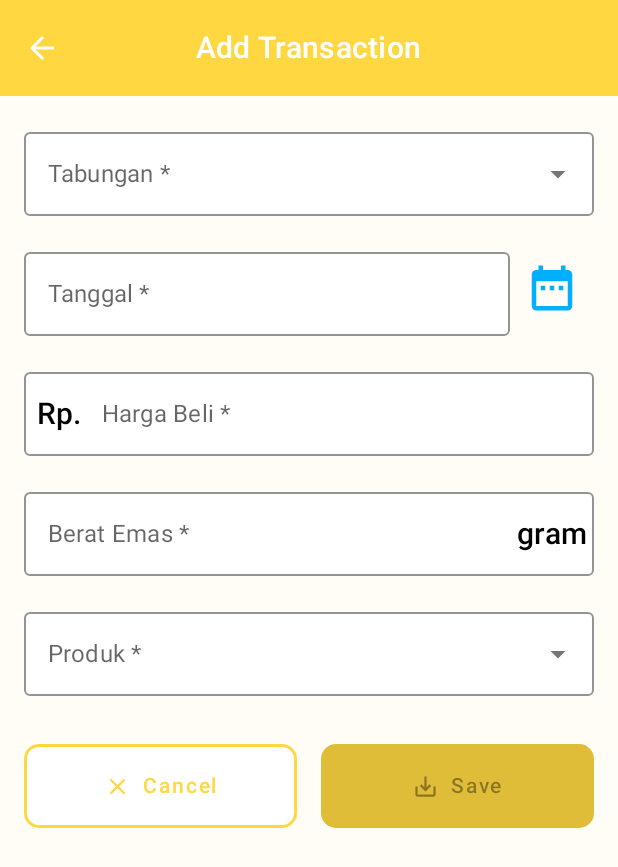
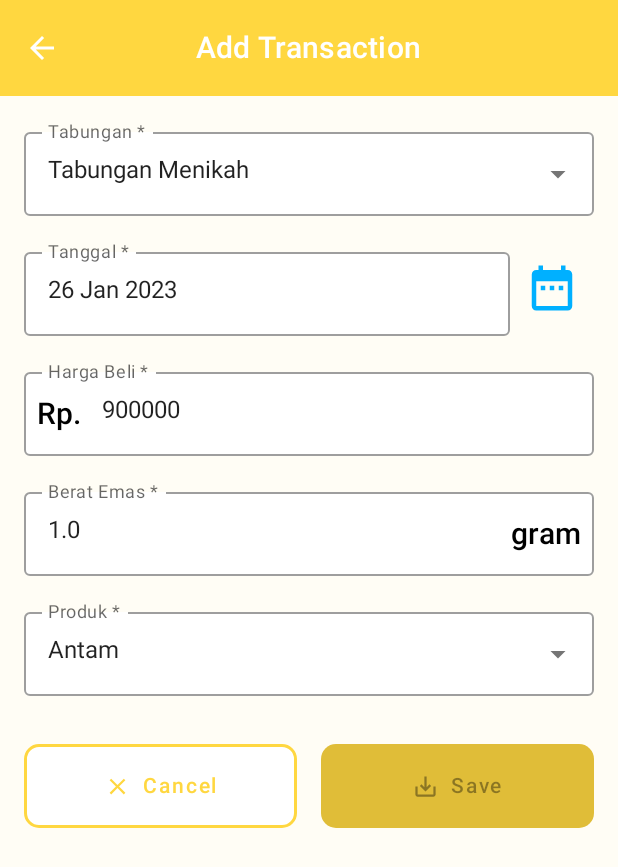
Before and after one commit to artfath/Nabung-Emas-App, an Android app built with Jetpack Compose: the @Preview function AddTransactionPreview, on a phone screen of 412 x 824 dp. Shown: the top 867 px of the screen. Run offline under Robolectric (Android 15) with nearby library versions, the phone set to English and light mode, and no system bars; libraries missing offline, so code that uses them is left out: com.vanpra.composematerialdialogs.

Commit message:
change minor add transaction screen

```diff
--- a/app/src/main/java/com/apps/nabungemas/ui/AddTransactionFragment.kt
+++ b/app/src/main/java/com/apps/nabungemas/ui/AddTransactionFragment.kt
@@ -169,7 +169,7 @@ fun AddTransactionScreen(
                 navigateUp = onNavigateUp
             )
         },
-        backgroundColor = Color(0xFFFFFDF5)
+        backgroundColor = MaterialTheme.colors.background
     )
     { innerPadding ->
         AddTransactionBody(
@@ -194,7 +194,6 @@ fun AddTransactionBody(
     onCancelClick: () -> Unit,
     onSaveClick: () -> Unit
 ) {
-
     Column(
         modifier = modifier
             .fillMaxWidth(1f)
@@ -215,10 +214,10 @@ fun AddTransactionBody(
                     .weight(1f)
                     .height(56.dp),
                 onClick = onCancelClick,
-                border = BorderStroke(2.dp, colorResource(id = R.color.yellow_500)),
+                border = BorderStroke(2.dp, MaterialTheme.colors.primary),
                 shape = RoundedCornerShape(10.dp),
                 colors = ButtonDefaults.buttonColors(
-                    contentColor = colorResource(id = R.color.yellow_500),
+                    contentColor = MaterialTheme.colors.primary,
                     backgroundColor = Color.White
                 )
             ) {
@@ -240,7 +239,7 @@ fun AddTransactionBody(
                 enabled = transactionUiState.isEntryValid,
                 shape = RoundedCornerShape(10.dp),
                 colors = ButtonDefaults.buttonColors(
-                    backgroundColor = colorResource(id = R.color.yellow_500),
+                    backgroundColor = MaterialTheme.colors.primary,
                     contentColor = Color.White
                 )
             ) {
@@ -274,12 +273,15 @@ fun InputForm(
 
     val calendar = Calendar.getInstance()
     val dateFormat = SimpleDateFormat("dd MMM yyyy", Locale.getDefault())
-
-
-//    val date = remember { mutableStateOf("") }
-
-
-
+    val datePickerDialog = DatePickerDialog(
+        context,
+        {_: DatePicker, year: Int, month: Int, day: Int ->
+            calendar.set(year, month, day)
+            onValueChange(transactionTable.copy(time = dateFormat.format(calendar.time)))
+        }, calendar.get(Calendar.YEAR),
+        calendar.get(Calendar.MONTH),
+        calendar.get(Calendar.DAY_OF_MONTH)
+    )
 
 
     ExposedDropdownMenuBox(modifier = modifier,
@@ -289,11 +291,10 @@ fun InputForm(
         OutlinedTextField(modifier = modifier.fillMaxWidth(),
             readOnly = true,
             value = transactionTable.savingCategory,
-            onValueChange = {
-//                    selectedOptionText = it
-            },
+            onValueChange = {},
             label = { Text(text = stringResource(id = R.string.category_saving)) },
-            colors = TextFieldDefaults.textFieldColors(
+            textStyle = MaterialTheme.typography.body1,
+            colors = TextFieldDefaults.outlinedTextFieldColors(
                 backgroundColor = Color.White
             ),
             trailingIcon = {
@@ -322,30 +323,8 @@ fun InputForm(
 
         }
     }
-    val datePickerDialog = DatePickerDialog(
-        context,
-        {_: DatePicker, year: Int, month: Int, day: Int ->
-            calendar.set(year, month, day)
-            onValueChange(transactionTable.copy(time = dateFormat.format(calendar.time)))
-        }, calendar.get(Calendar.YEAR),
-        calendar.get(Calendar.MONTH),
-        calendar.get(Calendar.DAY_OF_MONTH)
-    )
 
-//    val dialogDateState = rememberMaterialDialogState()
-//    MaterialDialog(dialogState = dialogDateState,
-//    buttons = {
-//        positiveButton("Ok")
-//        negativeButton("Cancel")
-//    }) {
-//        datepicker(initialDate = LocalDate.now(),
-//        title = "Select Date"){date ->
-////            val dateFormat = DateTimeFormatter.ofPattern("dd MMM yyyy", Locale.getDefault())
-////            val stringDate = dateFormat.format(date)
-//            onValueChange(transactionTable.copy(time = dateFormat.format(date)))
-//
-//        }
-//    }
+
     Row(
         modifier = modifier.padding(top = 16.dp),
         verticalAlignment = Alignment.CenterVertically
@@ -353,11 +332,12 @@ fun InputForm(
         OutlinedTextField(modifier = modifier
             .weight(1f),
             readOnly = true,
-            colors = TextFieldDefaults.textFieldColors(backgroundColor = Color.White),
+            colors = TextFieldDefaults.outlinedTextFieldColors(
+                backgroundColor = Color.White),
             value = transactionTable.time,
             label = { Text(text = stringResource(id = R.string.date)) },
+            textStyle = MaterialTheme.typography.body1,
             onValueChange = {
-//                onValueChange(transactionTable.copy(time = getTime().toString()))
             })
         IconButton(modifier = modifier.size(56.dp),
             onClick = { datePickerDialog.show() }) {
@@ -365,25 +345,22 @@ fun InputForm(
                 imageVector = ImageVector.vectorResource(id = R.drawable.ic_date),
                 contentDescription = null,
                 modifier = Modifier.size(36.dp),
-                tint = Color(0xFF00b0ff)
+                tint = colorResource(id = R.color.blue_500)
             )
 
         }
     }
 
-//        Row(
-//            modifier = modifier.padding(top = 16.dp),
-//            verticalAlignment = Alignment.CenterVertically
-//        ) {
     OutlinedTextField(modifier = modifier
         .padding(top = 16.dp)
         .fillMaxWidth(),
-        colors = TextFieldDefaults.textFieldColors(
+        colors = TextFieldDefaults.outlinedTextFieldColors(
             backgroundColor = Color.White
         ),
         keyboardOptions = KeyboardOptions(keyboardType = KeyboardType.Number),
         value = transactionTable.goldPrice,
         label = { Text(text = stringResource(id = R.string.price_hint)) },
+        textStyle = MaterialTheme.typography.body1,
         leadingIcon = {
             Text(
                 text = stringResource(id = R.string.rupiah),
@@ -392,54 +369,26 @@ fun InputForm(
             )
         },
         onValueChange = { onValueChange(transactionTable.copy(goldPrice = it)) })
-//            Box(
-//                modifier = modifier.size(56.dp),
-//                contentAlignment = Alignment.Center,
-//            ) {
-//                Text(
-//                    textAlign = TextAlign.Center, modifier = modifier.padding(4.dp),
-//                    text = stringResource(id = R.string.rupiah),
-//                    style = MaterialTheme.typography.h6
-//                )
-//            }
 
-
-//        }
-
-
-//        Row(modifier = modifier.padding(top = 16.dp),
-//            verticalAlignment = Alignment.CenterVertically) {
     OutlinedTextField(modifier = modifier
         .padding(top = 16.dp)
         .fillMaxWidth(),
-        colors = TextFieldDefaults.textFieldColors(
+        colors = TextFieldDefaults.outlinedTextFieldColors(
             backgroundColor = Color.White
         ),
         keyboardOptions = KeyboardOptions(keyboardType = KeyboardType.Number),
         value = transactionTable.goldQuantity,
         trailingIcon = {
             Text(
-                textAlign = TextAlign.Center, modifier = modifier.padding(4.dp),
+                textAlign = TextAlign.Center, modifier = modifier.padding(8.dp),
                 text = stringResource(id = R.string.grams),
                 style = MaterialTheme.typography.h6,
                 color = Color.Black
             )
         },
         label = { Text(text = stringResource(id = R.string.quantity_hint)) },
+        textStyle = MaterialTheme.typography.body1,
         onValueChange = { onValueChange(transactionTable.copy(goldQuantity = it)) })
-//            Box(
-//                modifier = modifier.size(56.dp),
-//                contentAlignment = Alignment.Center,
-//            ) {
-//                Text(
-//                    textAlign = TextAlign.Center, modifier = modifier.padding(4.dp),
-//                    text = stringResource(id = R.string.grams),
-//                    style = MaterialTheme.typography.h6
-//                )
-//            }
-
-
-//        }
 
     ExposedDropdownMenuBox(modifier = modifier.padding(top = 16.dp),
         expanded = expandProduct,
@@ -447,12 +396,11 @@ fun InputForm(
     ) {
         OutlinedTextField(modifier = modifier.fillMaxWidth(),
             value = transactionTable.product,
-            onValueChange = {
-//                selectedTextProduct = it
-            },
+            onValueChange = {},
             readOnly = true,
             label = { Text(text = stringResource(id = R.string.product)) },
-            colors = TextFieldDefaults.textFieldColors(
+            textStyle = MaterialTheme.typography.body1,
+            colors = TextFieldDefaults.outlinedTextFieldColors(
                 backgroundColor = Color.White
             ),
             trailingIcon = {
@@ -479,8 +427,6 @@ fun InputForm(
                 }
             }
         }
-
-
     }
 }
 
@@ -495,12 +441,17 @@ fun AddTransactionPreview() {
                     version = 0,
                     navigateUp = { })
             },
-            backgroundColor = Color(0xFFFFFDF5)
+            backgroundColor = MaterialTheme.colors.background
         )
         { innerPadding ->
             AddTransactionBody(
                 modifier = Modifier.padding(innerPadding),
-                transactionUiState = TransactionUiState(),
+                transactionUiState = TransactionUiState(
+                    transactionDetails = TransactionTableDetails(
+                        savingCategory = "Tabungan Menikah",
+                        goldPrice = "900000",
+                    goldQuantity = "1.0",
+                    product = "Antam")),
                 onCancelClick = { },
                 onSaveClick = {
                 }
--- a/app/src/main/java/com/apps/nabungemas/ui/theme/Theme.kt
+++ b/app/src/main/java/com/apps/nabungemas/ui/theme/Theme.kt
@@ -16,16 +16,16 @@ private val LightColorPalette = lightColors(
     primary = Yellow500,
     primaryVariant = Yellow700,
     secondary = Teal200,
-    surface = Yellow500
+    surface = Yellow500,
 
-    /* Other default colors to override
-    background = Color.White,
-    surface = Color.White,
-    onPrimary = Color.White,
-    onSecondary = Color.Black,
-    onBackground = Color.Black,
-    onSurface = Color.Black,
-    */
+//    /* Other default colors to override
+    background = Yellow100,
+//    surface = Color.White,
+//    onPrimary = Color.White,
+//    onSecondary = Color.Black,
+//    onBackground = Color.Black,
+//    onSurface = Color.Black,
+//    */
 )
 
 @Composable
--- a/app/src/main/java/com/apps/nabungemas/viewmodel/TransactionViewModel.kt
+++ b/app/src/main/java/com/apps/nabungemas/viewmodel/TransactionViewModel.kt
@@ -8,6 +8,7 @@ import androidx.lifecycle.*
 import com.apps.nabungemas.data.SavingTable
 import com.apps.nabungemas.data.TransactionTable
 import com.apps.nabungemas.repository.TransactionsRepository
+import com.apps.nabungemas.utils.Time
 import kotlinx.coroutines.flow.*
 import kotlinx.coroutines.launch
 
@@ -366,7 +367,7 @@ data class TransactionUiState(
 
 data class TransactionTableDetails(
     val id: Int = 0,
-    val time: String = "",
+    val time: String = Time.getTime() ?: "",
     val savingCategory: String = "",
     val goldPrice: String = "",
     val goldQuantity: String = "",
```
Also changed, not shown: app/src/main/java/com/apps/nabungemas/MainActivity.kt (+4 -25 lines), app/src/main/java/com/apps/nabungemas/ui/TransactionFragment.kt (+17 -28 lines).
